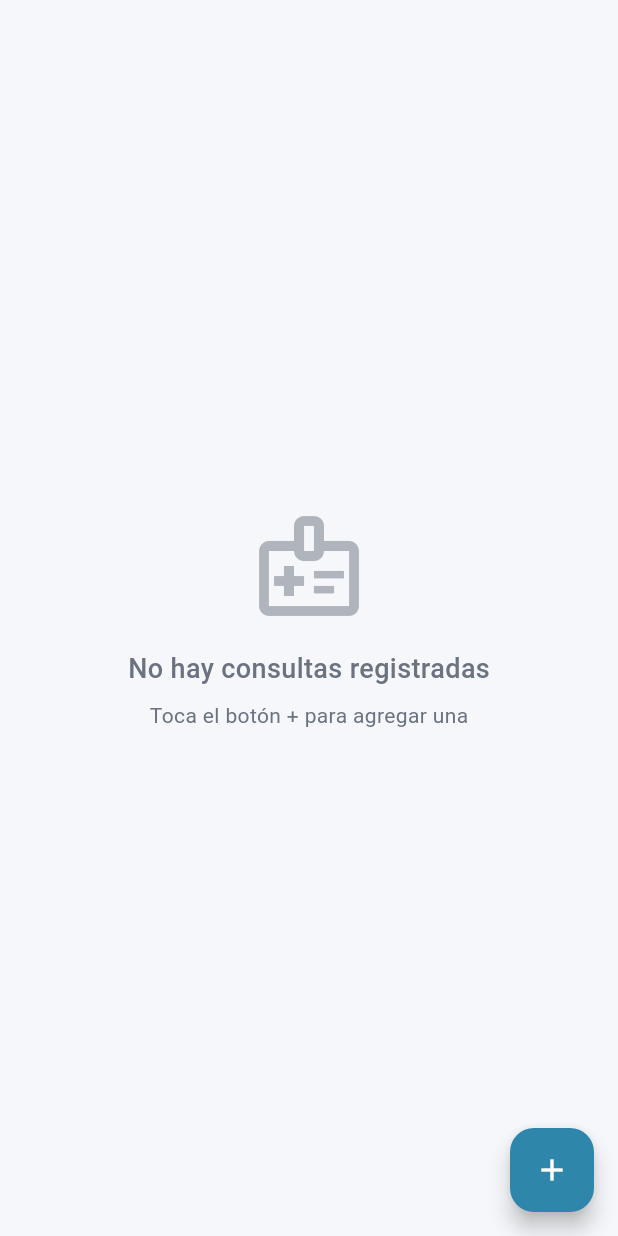
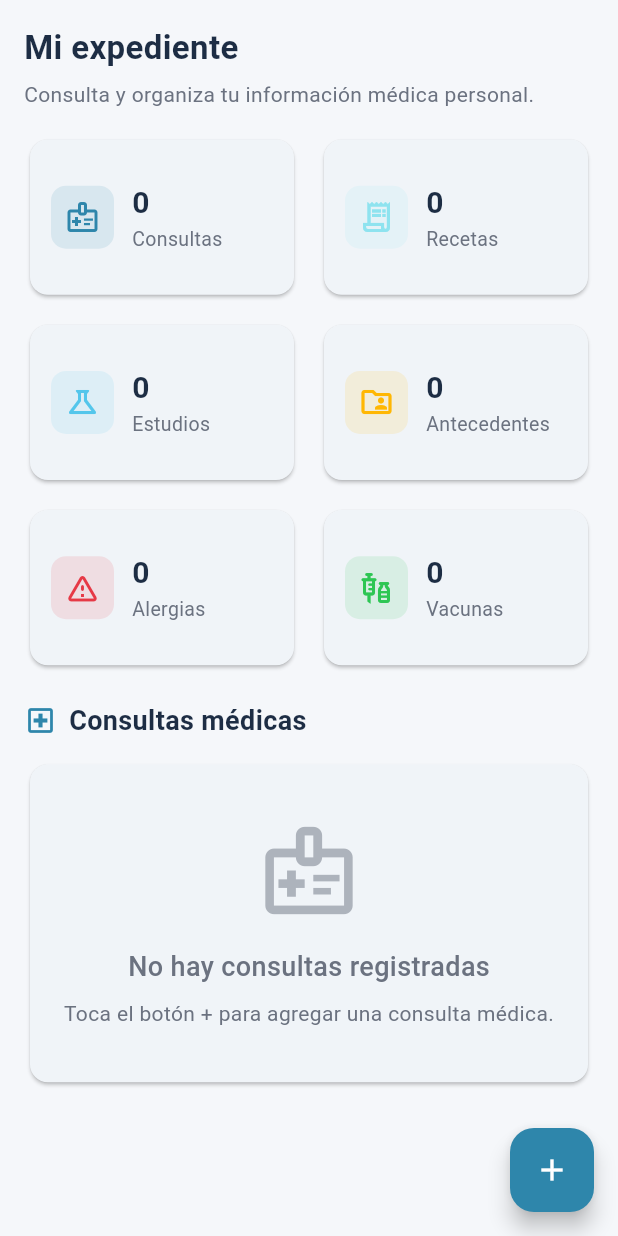
Before and after one commit to AbeMabteck/medico-app, a Flutter app: the ConsultasScreen screen opened directly, on a phone screen of 412 x 824 dp. Run offline on Flutter 3.47's test engine with Material 3 defaults, Android fonts, the phone set to English and light mode, and no system bars; our stand-ins replace connectivity_plus, flutter_local_notifications, image_picker, shared_preferences, sqflite, timezone; accounts and stored records are empty; network calls fail.

Commit message:
feat: iniciar modulo expediente medico

```diff
--- a/src/medico_app/lib/screens/consultas/consultas_screen.dart
+++ b/src/medico_app/lib/screens/consultas/consultas_screen.dart
@@ -67,20 +67,34 @@ class _ConsultasScreenState extends State<ConsultasScreen> {
     }
   }
 
+  void _showProximamente(String modulo) {
+    ScaffoldMessenger.of(context).showSnackBar(
+      SnackBar(
+        content: Text('$modulo estará disponible próximamente'),
+        backgroundColor: AppTheme.primaryColor,
+      ),
+    );
+  }
+
   @override
   Widget build(BuildContext context) {
     return Scaffold(
       body: _isLoading
           ? const Center(child: CircularProgressIndicator())
-          : _consultas.isEmpty
-          ? _buildEmpty()
           : RefreshIndicator(
               onRefresh: _loadConsultas,
-              child: ListView.builder(
+              child: ListView(
                 padding: const EdgeInsets.all(16),
-                itemCount: _consultas.length,
-                itemBuilder: (context, index) =>
-                    _buildConsultaCard(_consultas[index]),
+                children: [
+                  _buildExpedienteHeader(),
+                  const SizedBox(height: 20),
+                  _buildSectionTitle(),
+                  const SizedBox(height: 12),
+                  if (_consultas.isEmpty)
+                    _buildEmpty()
+                  else
+                    ..._consultas.map(_buildConsultaCard),
+                ],
               ),
             ),
       floatingActionButton: FloatingActionButton(
@@ -97,14 +111,170 @@ class _ConsultasScreenState extends State<ConsultasScreen> {
     );
   }
 
-  Widget _buildEmpty() {
-    return Center(
+  Widget _buildExpedienteHeader() {
+    final totalRecetas = _consultas.fold<int>(
+      0,
+      (total, consulta) => total + consulta.recetas.length,
+    );
+
+    return Column(
+      crossAxisAlignment: CrossAxisAlignment.start,
+      children: [
+        const Text(
+          'Mi expediente',
+          style: TextStyle(
+            fontSize: 22,
+            fontWeight: FontWeight.bold,
+            color: AppTheme.textPrimary,
+          ),
+        ),
+        const SizedBox(height: 6),
+        const Text(
+          'Consulta y organiza tu información médica personal.',
+          style: TextStyle(fontSize: 14, color: AppTheme.textSecondary),
+        ),
+        const SizedBox(height: 16),
+        GridView.count(
+          crossAxisCount: 2,
+          shrinkWrap: true,
+          physics: const NeverScrollableScrollPhysics(),
+          crossAxisSpacing: 12,
+          mainAxisSpacing: 12,
+          childAspectRatio: 1.65,
+          children: [
+            _buildShortcutCard(
+              title: 'Consultas',
+              value: _consultas.length.toString(),
+              icon: Icons.medical_information_outlined,
+              color: AppTheme.primaryColor,
+              onTap: () {},
+            ),
+            _buildShortcutCard(
+              title: 'Recetas',
+              value: totalRecetas.toString(),
+              icon: Icons.receipt_long_outlined,
+              color: AppTheme.accentColor,
+              onTap: () => _showProximamente('Recetas'),
+            ),
+            _buildShortcutCard(
+              title: 'Estudios',
+              value: '0',
+              icon: Icons.science_outlined,
+              color: AppTheme.secondaryColor,
+              onTap: () => _showProximamente('Estudios médicos'),
+            ),
+            _buildShortcutCard(
+              title: 'Antecedentes',
+              value: '0',
+              icon: Icons.folder_shared_outlined,
+              color: AppTheme.warningColor,
+              onTap: () => _showProximamente('Antecedentes médicos'),
+            ),
+            _buildShortcutCard(
+              title: 'Alergias',
+              value: '0',
+              icon: Icons.warning_amber_rounded,
+              color: AppTheme.errorColor,
+              onTap: () => _showProximamente('Alergias'),
+            ),
+            _buildShortcutCard(
+              title: 'Vacunas',
+              value: '0',
+              icon: Icons.vaccines_outlined,
+              color: AppTheme.successColor,
+              onTap: () => _showProximamente('Vacunas'),
+            ),
+          ],
+        ),
+      ],
+    );
+  }
+
+  Widget _buildShortcutCard({
+    required String title,
+    required String value,
+    required IconData icon,
+    required Color color,
+    required VoidCallback onTap,
+  }) {
+    return Card(
+      child: InkWell(
+        borderRadius: BorderRadius.circular(12),
+        onTap: onTap,
+        child: Padding(
+          padding: const EdgeInsets.all(14),
+          child: Row(
+            children: [
+              Container(
+                padding: const EdgeInsets.all(9),
+                decoration: BoxDecoration(
+                  color: color.withOpacity(0.12),
+                  borderRadius: BorderRadius.circular(10),
+                ),
+                child: Icon(icon, color: color, size: 24),
+              ),
+              const SizedBox(width: 12),
+              Expanded(
                 child: Column(
                   mainAxisAlignment: MainAxisAlignment.center,
+                  crossAxisAlignment: CrossAxisAlignment.start,
+                  children: [
+                    Text(
+                      value,
+                      style: const TextStyle(
+                        fontSize: 20,
+                        fontWeight: FontWeight.bold,
+                        color: AppTheme.textPrimary,
+                      ),
+                    ),
+                    Text(
+                      title,
+                      style: const TextStyle(
+                        fontSize: 13,
+                        color: AppTheme.textSecondary,
+                      ),
+                      overflow: TextOverflow.ellipsis,
+                    ),
+                  ],
+                ),
+              ),
+            ],
+          ),
+        ),
+      ),
+    );
+  }
+
+  Widget _buildSectionTitle() {
+    return Row(
+      children: const [
+        Icon(
+          Icons.local_hospital_outlined,
+          color: AppTheme.primaryColor,
+          size: 22,
+        ),
+        SizedBox(width: 8),
+        Text(
+          'Consultas médicas',
+          style: TextStyle(
+            fontSize: 18,
+            fontWeight: FontWeight.bold,
+            color: AppTheme.textPrimary,
+          ),
+        ),
+      ],
+    );
+  }
+
+  Widget _buildEmpty() {
+    return Card(
+      child: Padding(
+        padding: const EdgeInsets.symmetric(vertical: 36, horizontal: 20),
+        child: Column(
           children: [
             Icon(
               Icons.medical_information_outlined,
-            size: 80,
+              size: 70,
               color: AppTheme.textSecondary.withOpacity(0.5),
             ),
             const SizedBox(height: 16),
@@ -118,10 +288,12 @@ class _ConsultasScreenState extends State<ConsultasScreen> {
             ),
             const SizedBox(height: 8),
             const Text(
-            'Toca el botón + para agregar una',
+              'Toca el botón + para agregar una consulta médica.',
+              textAlign: TextAlign.center,
               style: TextStyle(color: AppTheme.textSecondary),
             ),
           ],
+        ),
       ),
     );
   }
```
Also changed, not shown: 1 other file. Lines whose indentation alone changed are shown as unchanged.
